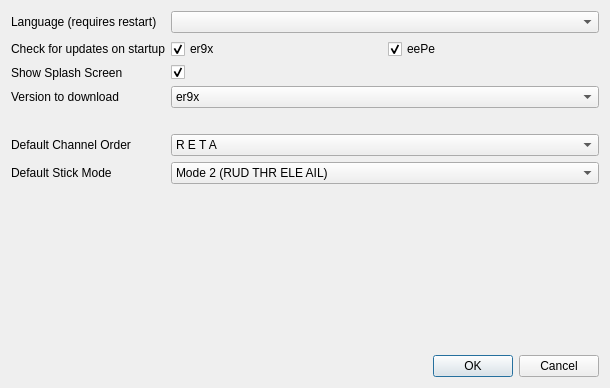
The window that src/preferencesdialog.ui (xhorizont/eepe) describes before a commit, drawn with Qt 5.
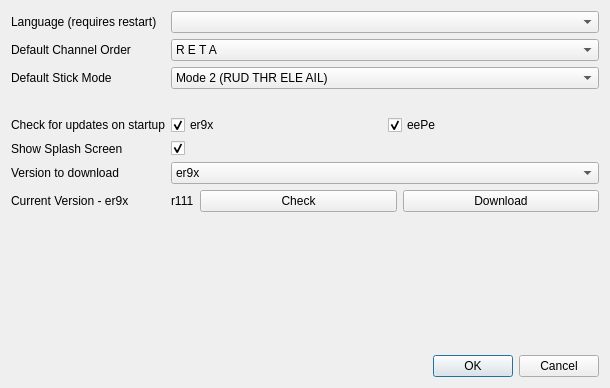
The same window after the commit. Icons and pictures are not drawn.

```diff
--- a/src/preferencesdialog.ui
+++ b/src/preferencesdialog.ui
@@ -28,14 +28,14 @@
    <item row="0" column="1">
     <widget class="QComboBox" name="locale_QB"/>
    </item>
-   <item row="1" column="0">
+   <item row="4" column="0">
     <widget class="QLabel" name="label_2">
      <property name="text">
       <string>Check for updates on startup</string>
      </property>
     </widget>
    </item>
-   <item row="1" column="1">
+   <item row="4" column="1">
     <layout class="QGridLayout" name="gridLayout">
      <item row="0" column="0">
       <widget class="QCheckBox" name="startupCheck_er9x">
@@ -59,14 +59,14 @@
      </item>
     </layout>
    </item>
-   <item row="2" column="0">
+   <item row="5" column="0">
     <widget class="QLabel" name="label_4">
      <property name="text">
       <string>Show Splash Screen</string>
      </property>
     </widget>
    </item>
-   <item row="2" column="1">
+   <item row="5" column="1">
     <widget class="QCheckBox" name="showSplash">
      <property name="text">
       <string/>
@@ -76,14 +76,14 @@
      </property>
     </widget>
    </item>
-   <item row="3" column="0">
+   <item row="6" column="0">
     <widget class="QLabel" name="label_3">
      <property name="text">
       <string>Version to download</string>
      </property>
     </widget>
    </item>
-   <item row="3" column="1">
+   <item row="6" column="1">
     <widget class="QComboBox" name="downloadVerCB">
      <item>
       <property name="text">
@@ -110,29 +110,44 @@
        <string>er9x - FrSky NOHT</string>
       </property>
      </item>
+     <item>
+      <property name="text">
+       <string>er9x - NOHT</string>
+      </property>
+     </item>
     </widget>
    </item>
-   <item row="4" column="1">
-    <spacer name="horizontalSpacer">
+   <item row="8" column="1">
+    <spacer name="verticalSpacer">
      <property name="orientation">
-      <enum>Qt::Horizontal</enum>
+      <enum>Qt::Vertical</enum>
      </property>
      <property name="sizeHint" stdset="0">
       <size>
-       <width>40</width>
-       <height>20</height>
+       <width>20</width>
+       <height>40</height>
       </size>
      </property>
     </spacer>
    </item>
-   <item row="5" column="0">
+   <item row="9" column="1">
+    <widget class="QDialogButtonBox" name="buttonBox">
+     <property name="orientation">
+      <enum>Qt::Horizontal</enum>
+     </property>
+     <property name="standardButtons">
+      <set>QDialogButtonBox::Cancel|QDialogButtonBox::Ok</set>
+     </property>
+    </widget>
+   </item>
+   <item row="1" column="0">
     <widget class="QLabel" name="label_13">
      <property name="text">
       <string>Default Channel Order</string>
      </property>
     </widget>
    </item>
-   <item row="5" column="1">
+   <item row="1" column="1">
     <widget class="QComboBox" name="channelorderCB">
      <property name="whatsThis">
       <string>Channel order
@@ -264,14 +279,14 @@
      </item>
     </widget>
    </item>
-   <item row="6" column="0">
+   <item row="2" column="0">
     <widget class="QLabel" name="label_14">
      <property name="text">
       <string>Default Stick Mode</string>
      </property>
     </widget>
    </item>
-   <item row="6" column="1">
+   <item row="2" column="1">
     <widget class="QComboBox" name="stickmodeCB">
      <property name="whatsThis">
       <string>Mode selection:
@@ -319,26 +334,48 @@
      </item>
     </widget>
    </item>
+   <item row="3" column="1">
+    <spacer name="horizontalSpacer">
+     <property name="orientation">
+      <enum>Qt::Horizontal</enum>
+     </property>
+     <property name="sizeHint" stdset="0">
+      <size>
+       <width>40</width>
+       <height>20</height>
+      </size>
+     </property>
+    </spacer>
+   </item>
    <item row="7" column="1">
-    <spacer name="verticalSpacer">
-     <property name="orientation">
-      <enum>Qt::Vertical</enum>
-     </property>
-     <property name="sizeHint" stdset="0">
-      <size>
-       <width>20</width>
-       <height>40</height>
-      </size>
-     </property>
-    </spacer>
+    <layout class="QGridLayout" name="gridLayout_3" columnstretch="0,10,10" columnminimumwidth="0,0,0">
+     <item row="0" column="2">
+      <widget class="QPushButton" name="er9x_dnld">
+       <property name="text">
+        <string>Download</string>
+       </property>
+      </widget>
+     </item>
+     <item row="0" column="0">
+      <widget class="QLabel" name="er9x_ver_label">
+       <property name="text">
+        <string>r111</string>
+       </property>
+      </widget>
+     </item>
+     <item row="0" column="1">
+      <widget class="QPushButton" name="er9x_dnld_2">
+       <property name="text">
+        <string>Check</string>
+       </property>
+      </widget>
+     </item>
+    </layout>
    </item>
-   <item row="8" column="1">
-    <widget class="QDialogButtonBox" name="buttonBox">
-     <property name="orientation">
-      <enum>Qt::Horizontal</enum>
-     </property>
-     <property name="standardButtons">
-      <set>QDialogButtonBox::Cancel|QDialogButtonBox::Ok</set>
+   <item row="7" column="0">
+    <widget class="QLabel" name="label_5">
+     <property name="text">
+      <string>Current Version - er9x</string>
      </property>
     </widget>
    </item>
```
